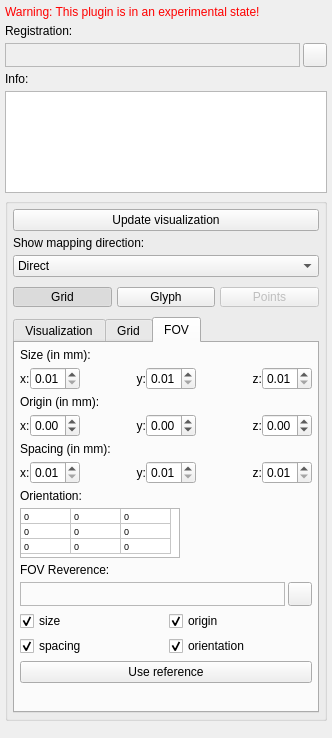
Old version of the form Plugins/org.mitk.gui.qt.matchpoint.visualizer/src/internal/QmitkMatchPointRegistrationVisualizer.ui in the repository MITK/MITK.
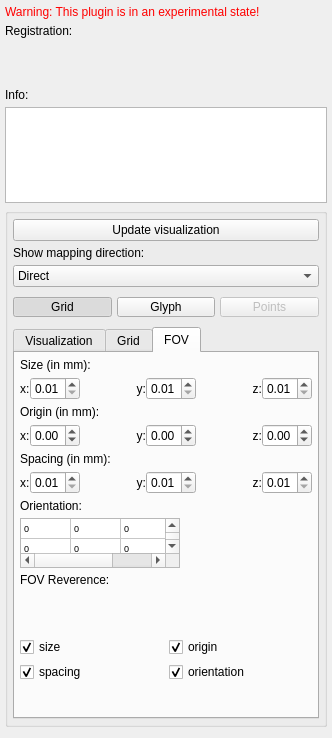
New version of the form. The open tabs and pages were chosen to show the change. Icons and pictures are not drawn. Custom widgets are drawn as their Qt base class.

What changed in the file:
```diff
--- a/Plugins/org.mitk.gui.qt.matchpoint.visualizer/src/internal/QmitkMatchPointRegistrationVisualizer.ui
+++ b/Plugins/org.mitk.gui.qt.matchpoint.visualizer/src/internal/QmitkMatchPointRegistrationVisualizer.ui
@@ -74,113 +74,13 @@
       <number>3</number>
      </property>
      <item>
-      <widget class="QLabel" name="m_lbRegistrationName">
-       <property name="sizePolicy">
-        <sizepolicy hsizetype="MinimumExpanding" vsizetype="Preferred">
-         <horstretch>0</horstretch>
-         <verstretch>0</verstretch>
-        </sizepolicy>
-       </property>
-       <property name="palette">
-        <palette>
-         <active>
-          <colorrole role="Text">
-           <brush brushstyle="SolidPattern">
-            <color alpha="255">
-             <red>0</red>
-             <green>170</green>
-             <blue>0</blue>
-            </color>
-           </brush>
-          </colorrole>
-         </active>
-         <inactive>
-          <colorrole role="Text">
-           <brush brushstyle="SolidPattern">
-            <color alpha="255">
-             <red>0</red>
-             <green>170</green>
-             <blue>0</blue>
-            </color>
-           </brush>
-          </colorrole>
-         </inactive>
-         <disabled>
-          <colorrole role="Text">
-           <brush brushstyle="SolidPattern">
-            <color alpha="255">
-             <red>159</red>
-             <green>158</green>
-             <blue>158</blue>
-            </color>
-           </brush>
-          </colorrole>
-         </disabled>
-        </palette>
-       </property>
-       <property name="font">
-        <font>
-         <weight>75</weight>
-         <bold>true</bold>
-        </font>
-       </property>
-       <property name="toolTip">
-        <string>Registration that should be used to map the moving image...</string>
-       </property>
-       <property name="frameShape">
-        <enum>QFrame::StyledPanel</enum>
-       </property>
-       <property name="lineWidth">
-        <number>2</number>
-       </property>
-       <property name="midLineWidth">
-        <number>1</number>
-       </property>
-       <property name="text">
-        <string/>
-       </property>
-      </widget>
-     </item>
-     <item>
-      <widget class="QPushButton" name="m_pbLockReg">
-       <property name="sizePolicy">
-        <sizepolicy hsizetype="Maximum" vsizetype="Fixed">
-         <horstretch>0</horstretch>
-         <verstretch>0</verstretch>
-        </sizepolicy>
-       </property>
+      <widget class="QmitkSingleNodeSelectionWidget" name="registrationNodeSelector" native="true">
        <property name="minimumSize">
         <size>
-         <width>24</width>
-         <height>24</height>
+         <width>0</width>
+         <height>40</height>
         </size>
        </property>
-       <property name="maximumSize">
-        <size>
-         <width>24</width>
-         <height>24</height>
-        </size>
-       </property>
-       <property name="toolTip">
-        <string>Lock the selected registration for mapping</string>
-       </property>
-       <property name="text">
-        <string/>
-       </property>
-       <property name="icon">
-        <iconset>
-         <normaloff>:/org.mitk.gui.qt.registration.visualizer/resources/icon_unlock.png</normaloff>
-         <normalon>:/org.mitk.gui.qt.registration.visualizer/resources/icon_lock.png</normalon>:/org.mitk.gui.qt.registration.visualizer/resources/icon_unlock.png</iconset>
-       </property>
-       <property name="checkable">
-        <bool>true</bool>
-       </property>
-       <property name="checked">
-        <bool>false</bool>
-       </property>
-       <property name="flat">
-        <bool>false</bool>
-       </property>
       </widget>
      </item>
     </layout>
@@ -1390,7 +1290,7 @@
              <bool>false</bool>
             </attribute>
             <attribute name="verticalHeaderDefaultSectionSize">
-             <number>15</number>
+             <number>20</number>
             </attribute>
             <row>
              <property name="text">
@@ -1509,107 +1409,13 @@
              <number>3</number>
             </property>
             <item>
-             <widget class="QLabel" name="m_lbFOVRef">
-              <property name="palette">
-               <palette>
-                <active>
-                 <colorrole role="Text">
-                  <brush brushstyle="SolidPattern">
-                   <color alpha="255">
-                    <red>0</red>
-                    <green>170</green>
-                    <blue>0</blue>
-                   </color>
-                  </brush>
-                 </colorrole>
-                </active>
-                <inactive>
-                 <colorrole role="Text">
-                  <brush brushstyle="SolidPattern">
-                   <color alpha="255">
-                    <red>0</red>
-                    <green>170</green>
-                    <blue>0</blue>
-                   </color>
-                  </brush>
-                 </colorrole>
-                </inactive>
-                <disabled>
-                 <colorrole role="Text">
-                  <brush brushstyle="SolidPattern">
-                   <color alpha="255">
-                    <red>159</red>
-                    <green>158</green>
-                    <blue>158</blue>
-                   </color>
-                  </brush>
-                 </colorrole>
-                </disabled>
-               </palette>
-              </property>
-              <property name="font">
-               <font>
-                <weight>75</weight>
-                <bold>true</bold>
-               </font>
-              </property>
-              <property name="toolTip">
-               <string>Registration that should be used to map the moving image...</string>
-              </property>
-              <property name="frameShape">
-               <enum>QFrame::StyledPanel</enum>
-              </property>
-              <property name="lineWidth">
-               <number>2</number>
-              </property>
-              <property name="midLineWidth">
-               <number>1</number>
-              </property>
-              <property name="text">
-               <string/>
-              </property>
-             </widget>
-            </item>
-            <item>
-             <widget class="QPushButton" name="m_pbLockFOVRef">
-              <property name="sizePolicy">
-               <sizepolicy hsizetype="Maximum" vsizetype="Fixed">
-                <horstretch>0</horstretch>
-                <verstretch>0</verstretch>
-               </sizepolicy>
-              </property>
+             <widget class="QmitkSingleNodeSelectionWidget" name="fovReferenceNodeSelector" native="true">
               <property name="minimumSize">
                <size>
-                <width>24</width>
-                <height>24</height>
+                <width>0</width>
+                <height>40</height>
                </size>
               </property>
-              <property name="maximumSize">
-               <size>
-                <width>24</width>
-                <height>24</height>
-               </size>
-              </property>
-              <property name="toolTip">
-               <string>Lock the selected registration for mapping</string>
-              </property>
-              <property name="text">
-               <string/>
-              </property>
-              <property name="icon">
-               <iconset>
-                <normaloff>:/org.mitk.gui.qt.registration.visualizer/resources/icon_unlock.png</normaloff>
-                <normalon>:/org.mitk.gui.qt.registration.visualizer/resources/icon_lock.png</normalon>:/org.mitk.gui.qt.registration.visualizer/resources/icon_unlock.png</iconset>
-              </property>
-              <property name="checkable">
-               <bool>true</bool>
-              </property>
-              <property name="checked">
-               <bool>false</bool>
-              </property>
-              <property name="flat">
-               <bool>false</bool>
-              </property>
              </widget>
             </item>
            </layout>
@@ -1658,13 +1464,6 @@
             </item>
            </layout>
           </item>
-          <item>
-           <widget class="QPushButton" name="m_pbUseFOVRef">
-            <property name="text">
-             <string>Use reference</string>
-            </property>
-           </widget>
-          </item>
           <item>
            <spacer name="verticalSpacer_2">
             <property name="orientation">
@@ -1701,6 +1500,12 @@
   </layout>
  </widget>
  <customwidgets>
+  <customwidget>
+   <class>QmitkSingleNodeSelectionWidget</class>
+   <extends>QWidget</extends>
+   <header location="global">QmitkSingleNodeSelectionWidget.h</header>
+   <container>1</container>
+  </customwidget>
   <customwidget>
    <class>ctkColorPickerButton</class>
    <extends>QPushButton</extends>
```
Left out of the diff: 64 changed lines with no effect on the pictures.
